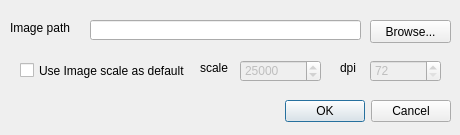
Before: the Qt Designer form freehandrastergeoreferencerdialog.ui in tmizu23/CustomedFreehandRastereGeoreferencer, drawn with Qt 5.
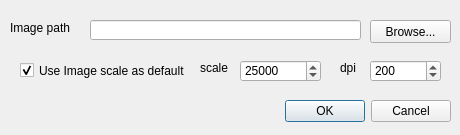
After: the same form once the commit is applied.

Commit message: change default dpi

What changed in the file:
```diff
--- a/freehandrastergeoreferencerdialog.ui
+++ b/freehandrastergeoreferencerdialog.ui
@@ -80,6 +80,9 @@
    <property name="text">
     <string>Use Image scale as default</string>
    </property>
+   <property name="checked">
+    <bool>true</bool>
+   </property>
   </widget>
   <widget class="QLabel" name="label_2">
    <property name="geometry">
@@ -109,7 +112,7 @@
   </widget>
   <widget class="QDoubleSpinBox" name="doubleSpinBoxScale">
    <property name="enabled">
-    <bool>false</bool>
+    <bool>true</bool>
    </property>
    <property name="geometry">
     <rect>
@@ -134,7 +137,7 @@
   </widget>
   <widget class="QDoubleSpinBox" name="doubleSpinBoxDPI">
    <property name="enabled">
-    <bool>false</bool>
+    <bool>true</bool>
    </property>
    <property name="geometry">
     <rect>
@@ -154,7 +157,7 @@
     <double>1000.000000000000000</double>
    </property>
    <property name="value">
-    <double>72.000000000000000</double>
+    <double>200.000000000000000</double>
    </property>
   </widget>
  </widget>
```
The commit also changes 1 other file.
